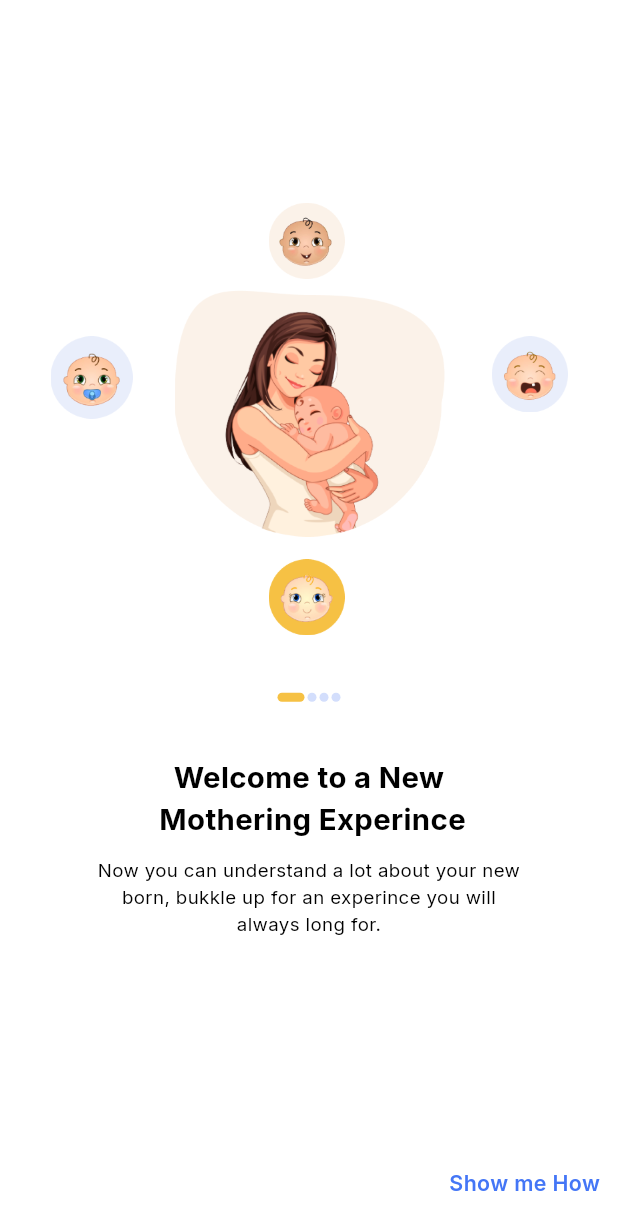
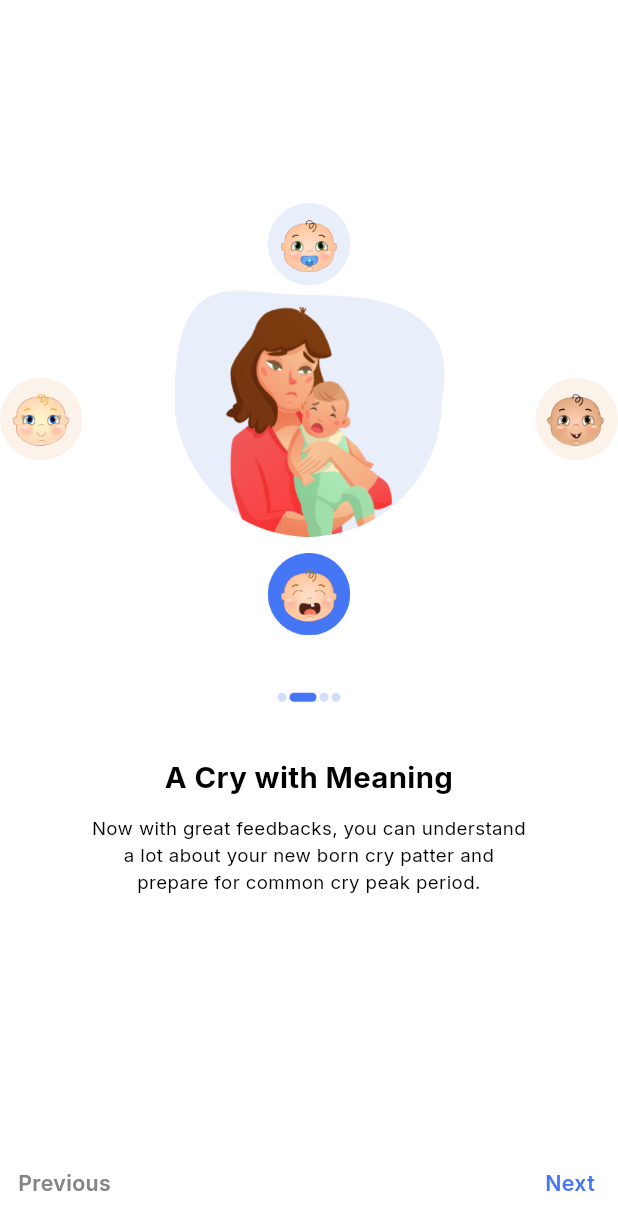
Before and after one commit to nikkieke/ubenwa_nkechi, a Flutter app: the screen it shows after launch, after a tap on "Show me How", on a phone screen of 412 x 824 dp. Shown: the top 1230 px of the screen. Run offline on Flutter 3.47's test engine with Material 2 defaults, Android fonts, the phone set to English and light mode, and no system bars; drawn by our look-alikes of smooth_page_indicator; our stand-ins replace fl_chart, flutter_native_splash, flutter_screenutil, flutter_svg, go_router, google_fonts and 3 more.

Commit message:
onboard animation

```diff
--- a/lib/features/animated_loader/view/animated_loader.dart
+++ b/lib/features/animated_loader/view/animated_loader.dart
@@ -22,7 +22,7 @@ class _AnimatedLoaderViewState extends State<AnimatedLoaderView> with TickerProv
     super.initState();
     _controller = AnimationController(
       vsync: this,
-      duration: const Duration(seconds: 7),
+      duration: const Duration(seconds: 4),
     );
     _animation = Tween<double>(
       begin: 0,
@@ -93,7 +93,7 @@ class _AnimatedLoaderViewState extends State<AnimatedLoaderView> with TickerProv
             ),
             Positioned(
               top: height/2,
-              left: width/5,
+              left: 107.w,
               child: Text(
                 'Please wait while we\ngather your Baby’s data...',
                 textAlign: TextAlign.center,
--- a/lib/features/onboard/view/onboard.dart
+++ b/lib/features/onboard/view/onboard.dart
@@ -1,8 +1,5 @@
-
-import 'package:flutter/cupertino.dart';
 import 'package:flutter/material.dart';
 import 'package:flutter_screenutil/flutter_screenutil.dart';
-import 'package:go_router/go_router.dart';
 import 'package:smooth_page_indicator/smooth_page_indicator.dart';
 import 'package:ubenwa_nkechi/app/utils/utils.dart';
 import 'package:ubenwa_nkechi/features/onboard/view/view.dart';
@@ -53,7 +50,7 @@ class _OnboardViewState extends State<OnboardView> {
             child: SizedBox(
               height: 324.h,
               width: double.maxFinite,
-              child: OnboardBuild(model: onboardItem),
+              child: OnboardBuild(model: onboardItem, page: currentIndex, fading: fading,),
             ),
           ),
            SizedBox(
@@ -109,7 +106,19 @@ class _OnboardViewState extends State<OnboardView> {
               child: SizedBox(
                   height: 347.h,
                   width: double.maxFinite,
-                  child: OnboardTextBuild(model: onboardTextItem),
+                  child: OnboardTextBuild(
+                    model: onboardTextItem,
+                    pressed1: (){
+                      setState(() {
+                        currentIndex --;
+                      });
+                    },
+                    pressed2: (){
+                      setState(() {
+                        currentIndex++;
+                      });
+                    },
+                  ),
               ),
             ),
           ),
@@ -121,7 +130,7 @@ class _OnboardViewState extends State<OnboardView> {
 }
 
 final List<OnboardModel>_items = [
-   const OnboardModel(
+  const OnboardModel(
     onboardMomPath: AppImage.mom1,
     onboardBabyPath: AppImage.baby1,
     onboardAuxBaby1Path: AppImage.auxBabyPacifier,
@@ -152,19 +161,6 @@ final List<OnboardModel>_items = [
 ];
 
 
-class OnboardTextModel{
-  OnboardTextModel({
-    required this.title,
-    required this.subTitle,
-    this.buttonTitle1,
-    this.buttonTitle2,
-  });
-  final String title;
-  final String subTitle;
-  final String? buttonTitle1;
-  final String? buttonTitle2;
-}
-
 final List<OnboardTextModel>textList =[
    OnboardTextModel(title: 'Welcome to a New\n Mothering Experince',
      subTitle: 'Now you can understand a lot about your new born, '
@@ -186,119 +182,3 @@ final List<OnboardTextModel>textList =[
      buttonTitle1: 'Previous',
    ),
 ];
-
-class OnboardTextBuild extends StatelessWidget {
-  const OnboardTextBuild({
-    required this.model, super.key,
-  });
-
-  final OnboardTextModel model;
-
-
-  @override
-  Widget build(BuildContext context) {
-    return Column(
-      mainAxisAlignment: MainAxisAlignment.spaceBetween,
-      children: [
-        Column(
-          children: [
-            Text(
-              model.title,
-              textAlign: TextAlign.center,
-              style: Theme.of(context)
-                  .textTheme.bodyMedium?.copyWith(
-                fontSize: 22.sp,
-                fontWeight: FontWeight.w700,
-              ),
-            ),
-             SizedBox(height: 13.h,),
-            SizedBox(
-              width: 302.w,
-              height: 62.h,
-              child: Text(
-                model.subTitle,
-                textAlign: TextAlign.center,
-                style: Theme.of(context).textTheme.bodyMedium?.copyWith(
-                  fontSize: 14.sp,
-                ),
-              ),
-            ),
-          ],
-        ),
-
-        if(model.title == 'Happy Mom\n Happy Home')...[
-          CupertinoButton(
-              child: Container(
-                alignment: Alignment.center,
-                width: 380.w,
-                height: 58.h,
-                decoration: ShapeDecoration(
-                  color: Theme.of(context).colorScheme.primary,
-                  shape: RoundedRectangleBorder(
-                    borderRadius: BorderRadius.circular(10),
-                  ),
-                ),
-                child: Text(
-                  'Get Started',
-                  textAlign: TextAlign.center,
-                  style: Theme.of(context).textTheme
-                      .bodyMedium?.copyWith(
-                    color: Colors.white,
-                    fontSize: 18.sp,
-                    fontWeight: FontWeight.w600,
-                  ),
-                ),
-              ),
-              onPressed: (){
-                context.goNamed(AppRoute.animatedLoader.name);
-              },),
-
-        ]else...[
-          Container(),
-        ],
-
-        Row(
-          mainAxisAlignment: MainAxisAlignment.spaceBetween,
-          children: [
-            if(model.buttonTitle1 == null)...[
-              Container(),
-            ]else...[
-              TextButton(
-                onPressed: (){},
-                child: Text(
-                  '${model.buttonTitle1}',
-                  textAlign: TextAlign.center,
-                  style: Theme.of(context).textTheme
-                      .bodyMedium?.copyWith(
-                    color: const Color(0xFF848484),
-                    fontSize: 16.sp,
-                    fontWeight: FontWeight.w600,
-                  ),
-                ),
-              ),
-            ],
-
-            if(model.buttonTitle2 == null)...[
-              Container(),
-            ]else...[
-              TextButton(
-                onPressed: (){},
-                child: Text(
-                  '${model.buttonTitle2}',
-                  textAlign: TextAlign.center,
-                  style: Theme.of(context).textTheme
-                      .bodyMedium?.copyWith(
-                    color: Theme.of(context).colorScheme.primary,
-                    fontSize: 16.sp,
-                    fontWeight: FontWeight.w600,
-                  ),
-                ),
-              ),
-            ],
-          ],
-        ),
-
-      ],
-    );
-  }
-}
--- a/lib/features/onboard/view/onboard_build.dart
+++ b/lib/features/onboard/view/onboard_build.dart
@@ -18,15 +18,112 @@ class OnboardModel{
 
 
 }
-class OnboardBuild extends StatelessWidget {
+class OnboardBuild extends StatefulWidget {
   const OnboardBuild({
     required this.model,
-     super.key,
+    required this.page,
+     required this.fading, super.key,
   });
   final OnboardModel model;
+  final int page;
+   final bool fading;
 
   @override
+  State<OnboardBuild> createState() => _OnboardBuildState();
+}
+
+class _OnboardBuildState extends State<OnboardBuild> with TickerProviderStateMixin{
+  late AnimationController animationController;
+
+  @override
+  void initState() {
+    super.initState();
+
+    animationController = AnimationController(
+      vsync: this,
+      duration: const Duration(milliseconds: 300),
+    );
+  }
+
+  @override
+  void didUpdateWidget(covariant OnboardBuild oldWidget) {
+    super.didUpdateWidget(oldWidget);
+    animationController.reset();
+
+    if (oldWidget.page != widget.page) {
+      animationController.forward();
+    }
+  }
+  @override
   Widget build(BuildContext context) {
+    final faces = <Widget>[
+      Container(
+        height: 57.w,
+        width: 57.w,
+        decoration:  BoxDecoration(
+          image: DecorationImage(
+            image: AssetImage(widget.model.onboardBabyPath),
+
+          ),
+        ),
+      ),
+      Container(
+              height: 57.w,
+              width: 57.w,
+              decoration:  BoxDecoration(
+                image: DecorationImage(
+                  image: AssetImage(widget.model.onboardAuxBaby1Path),
+
+                ),
+              ),
+            ),
+      Container(
+        height: 57.w,
+        width: 57.w,
+        decoration:  BoxDecoration(
+          image: DecorationImage(
+            image: AssetImage(widget.model.onboardAuxBaby2Path),
+
+          ),
+        ),
+      ),
+      Container(
+        height: 57.w,
+        width: 57.w,
+        decoration:  BoxDecoration(
+          image: DecorationImage(
+            image: AssetImage(widget.model.onboardAuxBaby3Path),
+
+          ),
+        ),
+      ),
+    ];
+    final tweens = <int, List<Tween<Alignment>>>{
+      0: [
+        Tween(begin: const Alignment(0, -1), end: const Alignment(1, 0)),
+        Tween(begin: const Alignment(0.8, 0), end: const Alignment(0, 1)),
+        Tween(begin: const Alignment(0, 1), end: const Alignment(-1, 0)),
+        Tween(begin: const Alignment(-0.8, 0), end: const Alignment(0, -1)),
+      ],
+      1: [
+        Tween(begin: const Alignment(0.8, 0), end: const Alignment(0, 1)),
+        Tween(begin: const Alignment(0, 1), end: const Alignment(-1, 0)),
+        Tween(begin: const Alignment(-0.8, 0), end: const Alignment(0, -1)),
+        Tween(begin: const Alignment(0, -1), end: const Alignment(1, 0)),
+      ],
+      2: [
+        Tween(begin:  const Alignment(0, 1), end: const Alignment(-1, 0)),
+        Tween(begin: const Alignment(-0.8, 0), end: const Alignment(0, -1)),
+        Tween(begin: const Alignment(0, -1), end: const Alignment(1, 0)),
+        Tween(begin: const Alignment(0.8, 0), end: const Alignment(0, 1)),
+      ],
+      3: [
+        Tween(begin: const Alignment(-0.8, 0), end: const Alignment(0, -1)),
+        Tween(begin: const Alignment(0, -1), end: const Alignment(1, 0)),
+        Tween(begin: const Alignment(0.8, 0), end: const Alignment(0, 1)),
+        Tween(begin: const Alignment(0, 1), end: const Alignment(-1, 0)),
+      ],
+    };
 
     return LayoutBuilder(builder: (BuildContext context,
         BoxConstraints constraints,) {
@@ -37,79 +134,39 @@ class OnboardBuild extends StatelessWidget {
             top: 50.h,
             left: width - 314.w,
             right: width - 315.w,
-            child: Container(
-              height: 200.h,
-              width: 200.w,
-              decoration:  BoxDecoration(
-                image: DecorationImage(
-                    image: AssetImage(model.onboardMomPath),
+            child: AnimatedOpacity(
+              duration: const Duration(milliseconds: 200),
+              opacity: widget.fading? 0.5: 1.0,
+              curve: Curves.ease,
+              child: Container(
+                height: 200.h,
+                width: 200.w,
+                decoration:  BoxDecoration(
+                  image: DecorationImage(
+                    image: AssetImage(widget.model.onboardMomPath),
 
+                  ),
                 ),
               ),
             ),
           ),
-          Positioned(
-            top: 100.h,
-            left: width - 393.w,
-            right: width - 92.w,
-            child: Container(
-              height: 57.w,
-              width: 57.w,
-              decoration:  BoxDecoration(
-                image: DecorationImage(
-                  image: AssetImage(model.onboardAuxBaby1Path),
+          AnimatedBuilder(
+              animation: animationController,
+              builder: (context,_){
+                return Stack(
+                  children: [
+                    ...List.generate(faces.length, (index) {
+                    return Align(
+                      alignment: tweens[widget.page]![index].animate(animationController).value,
+                      child: faces[index],
+                    );
+                }),
+                  ],
+                );
+              },
+          ),
 
-                ),
-              ),
-            ),
-          ),
-          Positioned(
-            bottom: 0,
-            left: width - 244.w,
-            right: width - 241.w,
-            child: Container(
-              height: 57.h,
-              width: 57.w,
-              decoration:  BoxDecoration(
-                image: DecorationImage(
-                  image: AssetImage(model.onboardBabyPath),
-
-                ),
-              ),
-            ),
-          ),
-          Positioned(
-            top: 0,
-            left: width - 244.w,
-            right: width - 241.w,
-            child: Container(
-              height: 57.h,
-              width: 57.w,
-              decoration:  BoxDecoration(
-                image: DecorationImage(
-                  image: AssetImage(model.onboardAuxBaby2Path),
-
-                ),
-              ),
-            ),
-          ),
-          Positioned(
-            top: 100.h,
-            left: width - 88.w,
-            right: width - 394.w,
-            child: Container(
-              height: 57.h,
-              width: 57.w,
-              decoration:  BoxDecoration(
-                image: DecorationImage(
-                  image: AssetImage(model.onboardAuxBaby3Path),
-
-                ),
-              ),
-            ),
-          ),
         ],
-
       );
     },);
   }
--- /dev/null
+++ b/lib/features/onboard/view/onboard_text_build.dart
@@ -0,0 +1,141 @@
+import 'package:flutter/cupertino.dart';
+import 'package:flutter/material.dart';
+import 'package:flutter_screenutil/flutter_screenutil.dart';
+import 'package:go_router/go_router.dart';
+import 'package:ubenwa_nkechi/app/utils/utils.dart';
+
+
+class OnboardTextModel{
+  OnboardTextModel({
+    required this.title,
+    required this.subTitle,
+    this.buttonTitle1,
+    this.buttonTitle2,
+  });
+  final String title;
+  final String subTitle;
+  final String? buttonTitle1;
+  final String? buttonTitle2;
+}
+
+
+class OnboardTextBuild extends StatelessWidget {
+  const OnboardTextBuild({
+    required this.model,
+    required this.pressed1,
+    required this.pressed2,
+    super.key,
+  });
+
+  final OnboardTextModel model;
+  final VoidCallback pressed1;
+  final VoidCallback pressed2;
+
+
+  @override
+  Widget build(BuildContext context) {
+    return Column(
+      mainAxisAlignment: MainAxisAlignment.spaceBetween,
+      children: [
+        Column(
+          children: [
+            Text(
+              model.title,
+              textAlign: TextAlign.center,
+              style: Theme.of(context)
+                  .textTheme.bodyMedium?.copyWith(
+                fontSize: 22.sp,
+                fontWeight: FontWeight.w700,
+              ),
+            ),
+            SizedBox(height: 13.h,),
+            SizedBox(
+              width: 302.w,
+              height: 62.h,
+              child: Text(
+                model.subTitle,
+                textAlign: TextAlign.center,
+                style: Theme.of(context).textTheme.bodyMedium?.copyWith(
+                  fontSize: 14.sp,
+                ),
+              ),
+            ),
+          ],
+        ),
+
+        if(model.title == 'Happy Mom\n Happy Home')...[
+          CupertinoButton(
+            child: Container(
+              alignment: Alignment.center,
+              width: 380.w,
+              height: 58.h,
+              decoration: ShapeDecoration(
+                color: Theme.of(context).colorScheme.primary,
+                shape: RoundedRectangleBorder(
+                  borderRadius: BorderRadius.circular(10),
+                ),
+              ),
+              child: Text(
+                'Get Started',
+                textAlign: TextAlign.center,
+                style: Theme.of(context).textTheme
+                    .bodyMedium?.copyWith(
+                  color: Colors.white,
+                  fontSize: 18.sp,
+                  fontWeight: FontWeight.w600,
+                ),
+              ),
+            ),
+            onPressed: (){
+              context.goNamed(AppRoute.animatedLoader.name);
+            },),
+
+        ]else...[
+          Container(),
+        ],
+
+        Row(
+          mainAxisAlignment: MainAxisAlignment.spaceBetween,
+          children: [
+            if(model.buttonTitle1 == null)...[
+              Container(),
+            ]else...[
+              TextButton(
+                onPressed: pressed1,
+                child: Text(
+                  '${model.buttonTitle1}',
+                  textAlign: TextAlign.center,
+                  style: Theme.of(context).textTheme
+                      .bodyMedium?.copyWith(
+                    color: const Color(0xFF848484),
+                    fontSize: 16.sp,
+                    fontWeight: FontWeight.w600,
+                  ),
+                ),
+              ),
+            ],
+
+            if(model.buttonTitle2 == null)...[
+              Container(),
+            ]else...[
+              TextButton(
+                onPressed: pressed2,
+                child: Text(
+                  '${model.buttonTitle2}',
+                  textAlign: TextAlign.center,
+                  style: Theme.of(context).textTheme
+                      .bodyMedium?.copyWith(
+                    color: Theme.of(context).colorScheme.primary,
+                    fontSize: 16.sp,
+                    fontWeight: FontWeight.w600,
+                  ),
+                ),
+              ),
+            ],
+          ],
+        ),
+
+      ],
+    );
+  }
+}
--- a/lib/features/onboard/view/view.dart
+++ b/lib/features/onboard/view/view.dart
@@ -1,2 +1,3 @@
 export 'onboard.dart';
 export 'onboard_build.dart';
+export 'onboard_text_build.dart';
--- a/lib/features/records/view/widgets/edit_alarm_widget.dart
+++ b/lib/features/records/view/widgets/edit_alarm_widget.dart
@@ -59,7 +59,9 @@ class _EditAlarmState extends State<EditAlarm> {
                 Align(
                   alignment: Alignment.centerRight,
                   child: TextButton(
-                    onPressed: (){},
+                    onPressed: (){
+                      context.pop();
+                    },
                     child: Text(
                       'Save',
                       style: Theme.of(context).textTheme
@@ -95,7 +97,7 @@ class _EditAlarmState extends State<EditAlarm> {
             ),
             Container(
               padding:  EdgeInsets.fromLTRB(25.r, 0, 15.r, 0),
-              height: 222.h,
+              height: 240.h,
               width: 385.w,
               decoration: BoxDecoration(
                 color: const Color(0xff2c2c2d),
--- a/lib/main.dart
+++ b/lib/main.dart
@@ -1,10 +1,12 @@
 import 'package:flutter/material.dart';
+import 'package:flutter/services.dart';
 import 'package:flutter_native_splash/flutter_native_splash.dart';
 import 'package:hooks_riverpod/hooks_riverpod.dart';
 import 'package:ubenwa_nkechi/app/app.dart';
 
 void main() {
   final widgetsBinding = WidgetsFlutterBinding.ensureInitialized();
+  SystemChrome.setPreferredOrientations([DeviceOrientation.portraitUp, DeviceOrientation.portraitDown]);
   FlutterNativeSplash.preserve(widgetsBinding: widgetsBinding);
   runApp(const ProviderScope(child: App()));
 }
--- a/pubspec.yaml
+++ b/pubspec.yaml
@@ -20,6 +20,7 @@ dependencies:
   intl: ">=0.17.0 <0.19.0"
   scrollable_positioned_list: ^0.3.5
   flutter_screenutil: ^5.7.0
+  flutter_animate: ^4.2.0+1
 
 
 dev_dependencies:
```
Also changed, not shown: pubspec.lock.
